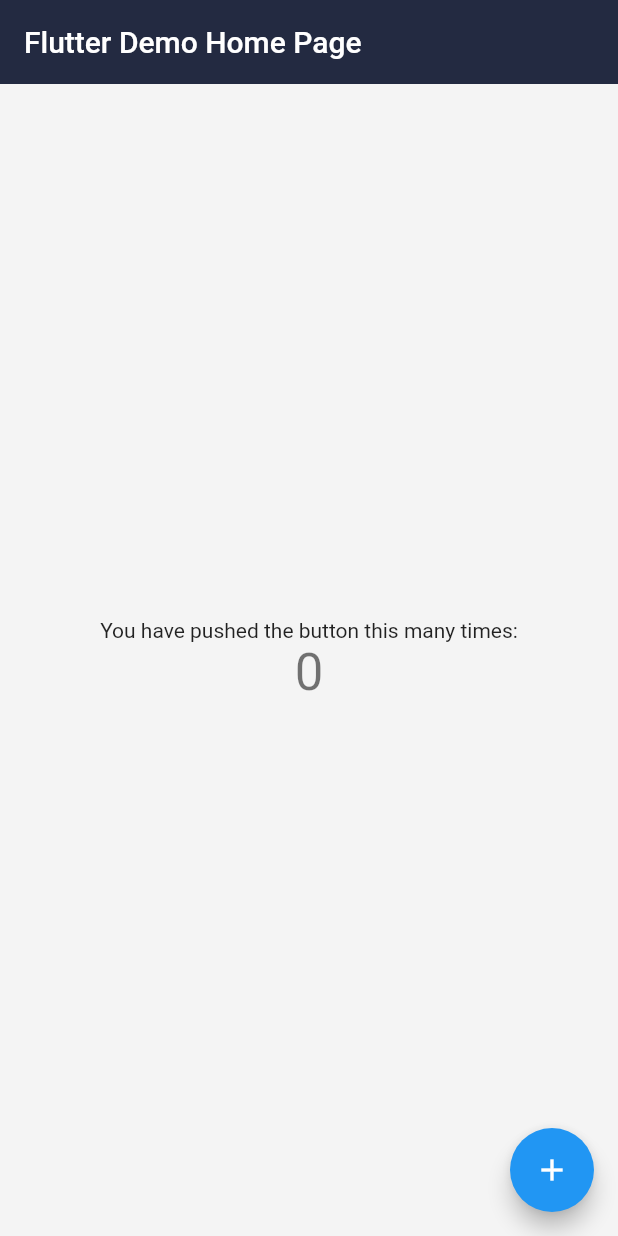
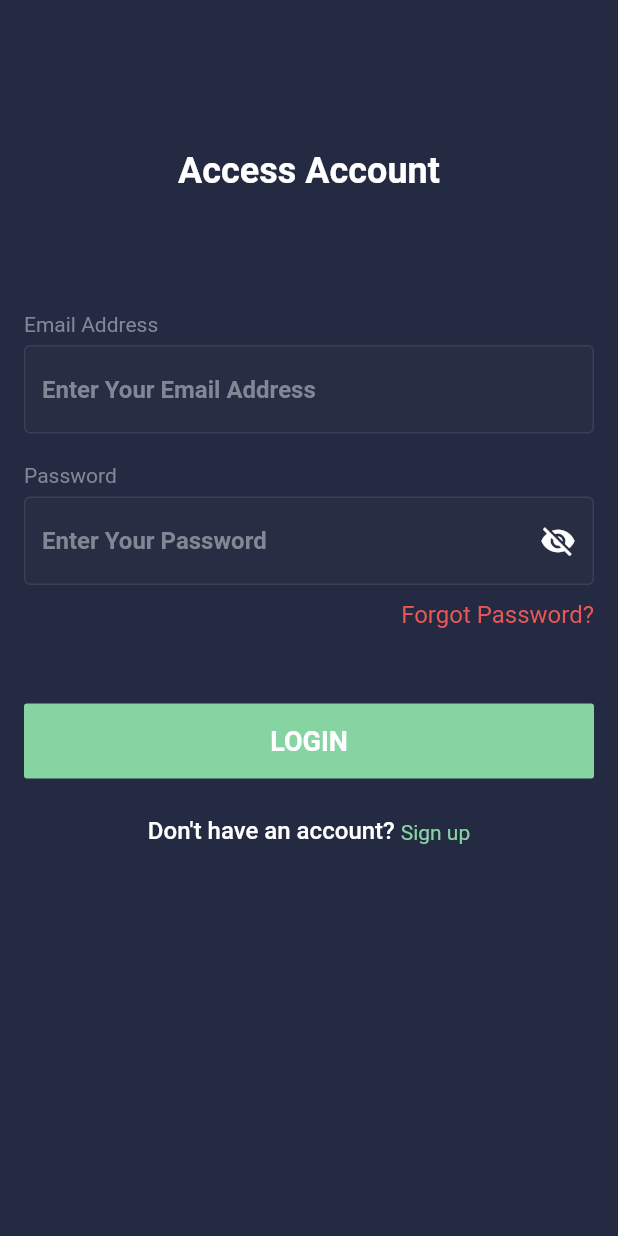
Before and after one commit to Manuelkpatsu/auth_stepper_ui, a Flutter app: the screen it shows after launch, on a phone screen of 412 x 824 dp. Run offline on Flutter 3.47's test engine with Material 2 defaults, Android fonts, the phone set to English and light mode, and no system bars.

Commit message:
Implement login screen

```diff
--- a/lib/main.dart
+++ b/lib/main.dart
@@ -1,5 +1,7 @@
 import 'package:auth_ui/theme/custom_theme.dart';
 import 'package:flutter/material.dart';
+
+import 'screen/auth/login/login_screen.dart';
 
 void main() {
   runApp(const MyApp());
@@ -14,50 +16,7 @@ class MyApp extends StatelessWidget {
       debugShowCheckedModeBanner: false,
       title: 'Flutter Demo',
       theme: CustomTheme.theme,
-      home: const MyHomePage(),
+      home: const LoginScreen(),
     );
   }
 }
-
-class MyHomePage extends StatefulWidget {
-  const MyHomePage({super.key});
-
-  @override
-  State<MyHomePage> createState() => _MyHomePageState();
-}
-
-class _MyHomePageState extends State<MyHomePage> {
-  int _counter = 0;
-
-  void _incrementCounter() {
-    setState(() {
-      _counter++;
-    });
-  }
-
-  @override
-  Widget build(BuildContext context) {
-    return Scaffold(
-      appBar: AppBar(
-        title: const Text('Flutter Demo Home Page'),
-      ),
-      body: Center(
-        child: Column(
-          mainAxisAlignment: MainAxisAlignment.center,
-          children: <Widget>[
-            const Text('You have pushed the button this many times:'),
-            Text(
-              '$_counter',
-              style: Theme.of(context).textTheme.headline4,
-            ),
-          ],
-        ),
-      ),
-      floatingActionButton: FloatingActionButton(
-        onPressed: _incrementCounter,
-        tooltip: 'Increment',
-        child: const Icon(Icons.add),
-      ),
-    );
-  }
-}
--- /dev/null
+++ b/lib/screen/auth/login/login_screen.dart
@@ -0,0 +1,90 @@
+import 'package:auth_ui/screen/widget/label_text.dart';
+import 'package:auth_ui/screen/widget/password_input_field.dart';
+import 'package:auth_ui/screen/widget/text_input_field.dart';
+import 'package:auth_ui/theme/custom_color.dart';
+import 'package:flutter/material.dart';
+
+import 'widget/create_new_account.dart';
+import 'widget/forgot_password_button.dart';
+import 'widget/login_button.dart';
+import 'widget/login_text.dart';
+
+class LoginScreen extends StatefulWidget {
+  const LoginScreen({Key? key}) : super(key: key);
+
+  @override
+  State<LoginScreen> createState() => _LoginScreenState();
+}
+
+class _LoginScreenState extends State<LoginScreen> {
+  final GlobalKey<FormState> _loginFormKey = GlobalKey<FormState>();
+  final TextEditingController _emailController = TextEditingController();
+  final TextEditingController _passwordController = TextEditingController();
+  bool _obscurePasswordText = true;
+
+  @override
+  void dispose() {
+    _emailController.dispose();
+    _passwordController.dispose();
+    super.dispose();
+  }
+
+  @override
+  Widget build(BuildContext context) {
+    return Scaffold(
+      backgroundColor: CustomColor.primaryColor,
+      body: SafeArea(
+        child: SingleChildScrollView(
+          padding: const EdgeInsets.symmetric(horizontal: 16),
+          child: Form(
+            key: _loginFormKey,
+            autovalidateMode: AutovalidateMode.onUserInteraction,
+            child: Column(
+              crossAxisAlignment: CrossAxisAlignment.center,
+              children: [
+                const SizedBox(height: 100),
+                const LoginText(),
+                const SizedBox(height: 80),
+                const Align(
+                  alignment: Alignment.centerLeft,
+                  child: LabelText(label: 'Email Address'),
+                ),
+                const SizedBox(height: 6),
+                TextInputField(
+                  controller: _emailController,
+                  hintText: 'Enter Your Email Address',
+                  inputAction: TextInputAction.next,
+                  inputType: TextInputType.emailAddress,
+                ),
+                const SizedBox(height: 20),
+                const Align(
+                  alignment: Alignment.centerLeft,
+                  child: LabelText(label: 'Password'),
+                ),
+                const SizedBox(height: 6),
+                PasswordInputField(
+                  controller: _passwordController,
+                  inputAction: TextInputAction.done,
+                  obscureText: _obscurePasswordText,
+                  hintText: 'Enter Your Password',
+                  toggle: () =>
+                      setState(() => _obscurePasswordText = !_obscurePasswordText),
+                ),
+                const SizedBox(height: 10),
+                ForgotPasswordButton(onTap: () {}),
+                const SizedBox(height: 50),
+                LoginButton(
+                  isLoading: false,
+                  onPressed: () {},
+                ),
+                const SizedBox(height: 25),
+                CreateNewAccount(onTap: () {}),
+                const SizedBox(height: 10),
+              ],
+            ),
+          ),
+        ),
+      ),
+    );
+  }
+}
--- /dev/null
+++ b/lib/screen/auth/login/widget/create_new_account.dart
@@ -0,0 +1,34 @@
+import 'package:auth_ui/theme/custom_color.dart';
+import 'package:flutter/material.dart';
+
+class CreateNewAccount extends StatelessWidget {
+  final VoidCallback? onTap;
+
+  const CreateNewAccount({Key? key, required this.onTap}) : super(key: key);
+
+  @override
+  Widget build(BuildContext context) {
+    return RichText(
+      textAlign: TextAlign.center,
+      text: TextSpan(
+        text: 'Don\'t have an account? ',
+        style: const TextStyle(
+          color: Colors.white,
+          fontSize: 16,
+          fontWeight: FontWeight.w500,
+        ),
+        children: [
+          WidgetSpan(
+            child: InkWell(
+              onTap: onTap,
+              child: const Text(
+                'Sign up',
+                style: TextStyle(color: CustomColor.btnColor),
+              ),
+            ),
+          ),
+        ],
+      ),
+    );
+  }
+}
--- /dev/null
+++ b/lib/screen/auth/login/widget/forgot_password_button.dart
@@ -0,0 +1,26 @@
+import 'package:auth_ui/theme/custom_color.dart';
+import 'package:flutter/material.dart';
+
+class ForgotPasswordButton extends StatelessWidget {
+  final VoidCallback? onTap;
+
+  const ForgotPasswordButton({Key? key, required this.onTap}) : super(key: key);
+
+  @override
+  Widget build(BuildContext context) {
+    return Align(
+      alignment: Alignment.centerRight,
+      child: InkWell(
+        onTap: onTap,
+        child: const Text(
+          'Forgot Password?',
+          style: TextStyle(
+            color: CustomColor.redColor,
+            fontSize: 16,
+            fontWeight: FontWeight.w400,
+          ),
+        ),
+      ),
+    );
+  }
+}
--- /dev/null
+++ b/lib/screen/auth/login/widget/login_button.dart
@@ -0,0 +1,15 @@
+import 'package:auth_ui/screen/widget/custom_button.dart';
+import 'package:flutter/material.dart';
+
+class LoginButton extends CustomButton {
+  LoginButton({
+    Key? key,
+    required VoidCallback onPressed,
+    required bool isLoading,
+  }) : super(
+          key: key,
+          onPressed: onPressed,
+          isLoading: isLoading,
+          widget: Text('Login'.toUpperCase()),
+        );
+}
--- /dev/null
+++ b/lib/screen/auth/login/widget/login_text.dart
@@ -0,0 +1,17 @@
+import 'package:flutter/material.dart';
+
+class LoginText extends StatelessWidget {
+  const LoginText({Key? key}) : super(key: key);
+
+  @override
+  Widget build(BuildContext context) {
+    return const Text(
+      'Access Account',
+      style: TextStyle(
+        color: Colors.white,
+        fontSize: 24,
+        fontWeight: FontWeight.bold,
+      ),
+    );
+  }
+}
--- /dev/null
+++ b/lib/screen/widget/circular_button_loader.dart
@@ -0,0 +1,19 @@
+import 'package:flutter/material.dart';
+
+class CircularButtonLoader extends StatelessWidget {
+  final Color color;
+
+  const CircularButtonLoader({Key? key, this.color = Colors.white}) : super(key: key);
+
+  @override
+  Widget build(BuildContext context) {
+    return const SizedBox(
+      height: 30,
+      width: 30,
+      child: CircularProgressIndicator(
+        valueColor: AlwaysStoppedAnimation<Color>(Colors.white),
+        strokeWidth: 3,
+      ),
+    );
+  }
+}
--- /dev/null
+++ b/lib/screen/widget/custom_button.dart
@@ -0,0 +1,24 @@
+import 'package:flutter/material.dart';
+
+import 'circular_button_loader.dart';
+
+class CustomButton extends StatelessWidget {
+  final VoidCallback? onPressed;
+  final Widget widget;
+  final bool isLoading;
+
+  const CustomButton({
+    Key? key,
+    required this.onPressed,
+    required this.widget,
+    this.isLoading = false,
+  }) : super(key: key);
+
+  @override
+  Widget build(BuildContext context) {
+    return ElevatedButton(
+      onPressed: onPressed,
+      child: isLoading ? const CircularButtonLoader() : widget,
+    );
+  }
+}
--- /dev/null
+++ b/lib/screen/widget/label_text.dart
@@ -0,0 +1,16 @@
+import 'package:auth_ui/theme/custom_color.dart';
+import 'package:flutter/material.dart';
+
+class LabelText extends StatelessWidget {
+  final String label;
+
+  const LabelText({Key? key, required this.label}) : super(key: key);
+
+  @override
+  Widget build(BuildContext context) {
+    return Text(
+      label,
+      style: const TextStyle(color: CustomColor.hintColor, fontSize: 14),
+    );
+  }
+}
--- /dev/null
+++ b/lib/screen/widget/password_input_field.dart
@@ -0,0 +1,71 @@
+import 'package:auth_ui/theme/custom_color.dart';
+import 'package:flutter/material.dart';
+
+class PasswordInputField extends StatelessWidget {
+  final TextEditingController controller;
+  final TextInputType? inputType;
+  final TextInputAction? inputAction;
+  final FormFieldValidator<String>? validator;
+  final TextCapitalization textCapitalization;
+  final String hintText;
+  final bool obscureText;
+  final VoidCallback? toggle;
+  final void Function(String)? onChanged;
+
+  const PasswordInputField({
+    Key? key,
+    required this.controller,
+    this.inputType,
+    this.inputAction,
+    this.validator,
+    required this.hintText,
+    this.obscureText = true,
+    this.toggle,
+    this.textCapitalization = TextCapitalization.none,
+    this.onChanged,
+  }) : super(key: key);
+
+  @override
+  Widget build(BuildContext context) {
+    return TextFormField(
+      controller: controller,
+      onChanged: onChanged,
+      cursorColor: Colors.white,
+      style: const TextStyle(
+        fontSize: 16,
+        color: Colors.white,
+        fontWeight: FontWeight.w600,
+      ),
+      decoration: InputDecoration(
+        border: OutlineInputBorder(
+          borderRadius: BorderRadius.circular(4),
+          borderSide: const BorderSide(color: CustomColor.borderColor),
+        ),
+        enabledBorder: OutlineInputBorder(
+          borderRadius: BorderRadius.circular(4),
+          borderSide: const BorderSide(color: CustomColor.borderColor),
+        ),
+        focusedBorder: OutlineInputBorder(
+          borderRadius: BorderRadius.circular(4),
+          borderSide: const BorderSide(color: CustomColor.btnColor),
+        ),
+        filled: true,
+        fillColor: CustomColor.fillColor,
+        hintText: hintText,
+        hintStyle: const TextStyle(fontSize: 16, color: CustomColor.hintColor),
+        suffixIcon: IconButton(
+          icon: obscureText
+              ? const Icon(Icons.visibility_off, color: Colors.white)
+              : const Icon(Icons.visibility, color: Colors.white),
+          onPressed: toggle,
+        ),
+      ),
+      obscuringCharacter: '●',
+      keyboardType: inputType,
+      textInputAction: inputAction,
+      obscureText: obscureText,
+      validator: validator,
+      textCapitalization: textCapitalization,
+    );
+  }
+}
--- /dev/null
+++ b/lib/screen/widget/text_input_field.dart
@@ -0,0 +1,96 @@
+import 'package:auth_ui/theme/custom_color.dart';
+import 'package:flutter/material.dart';
+import 'package:flutter/services.dart';
+
+class TextInputField extends StatelessWidget {
+  final TextEditingController controller;
+  final TextInputType? inputType;
+  final TextInputAction? inputAction;
+  final FormFieldValidator<String>? validator;
+  final TextCapitalization textCapitalization;
+  final String hintText;
+  final Widget? suffixIcon;
+  final Widget? prefixIcon;
+  final void Function(String)? onChanged;
+  final int? maxLines;
+  final List<TextInputFormatter>? inputFormatters;
+  final Iterable<String>? autofillHints;
+  final void Function()? onTap;
+  final void Function(String?)? onSaved;
+  final bool autofocus;
+  final EdgeInsetsGeometry? contentPadding;
+  final bool? enabled;
+  final bool readOnly;
+  final void Function(String)? onFieldSubmitted;
+
+  const TextInputField({
+    Key? key,
+    required this.controller,
+    this.inputType,
+    this.inputAction,
+    this.validator,
+    required this.hintText,
+    this.suffixIcon,
+    this.prefixIcon,
+    this.textCapitalization = TextCapitalization.none,
+    this.onChanged,
+    this.maxLines,
+    this.inputFormatters,
+    this.autofillHints,
+    this.onTap,
+    this.onSaved,
+    this.autofocus = false,
+    this.contentPadding,
+    this.enabled,
+    this.readOnly = false,
+    this.onFieldSubmitted,
+  }) : super(key: key);
+
+  @override
+  Widget build(BuildContext context) {
+    return TextFormField(
+      autofocus: autofocus,
+      controller: controller,
+      cursorColor: Colors.white,
+      onChanged: onChanged,
+      style: const TextStyle(
+        fontSize: 16,
+        color: Colors.white,
+        fontWeight: FontWeight.w600,
+      ),
+      inputFormatters: inputFormatters,
+      autofillHints: autofillHints,
+      onTap: onTap,
+      onSaved: onSaved,
+      enabled: enabled,
+      readOnly: readOnly,
+      onFieldSubmitted: onFieldSubmitted,
+      decoration: InputDecoration(
+        contentPadding: contentPadding,
+        border: OutlineInputBorder(
+          borderRadius: BorderRadius.circular(4),
+          borderSide: const BorderSide(color: CustomColor.borderColor),
+        ),
+        enabledBorder: OutlineInputBorder(
+          borderRadius: BorderRadius.circular(4),
+          borderSide: const BorderSide(color: CustomColor.borderColor),
+        ),
+        focusedBorder: OutlineInputBorder(
+          borderRadius: BorderRadius.circular(4),
+          borderSide: const BorderSide(color: CustomColor.btnColor),
+        ),
+        filled: true,
+        fillColor: CustomColor.fillColor,
+        hintText: hintText,
+        hintStyle: const TextStyle(fontSize: 16, color: CustomColor.hintColor),
+        suffixIcon: suffixIcon,
+        prefixIcon: prefixIcon,
+      ),
+      keyboardType: inputType,
+      textInputAction: inputAction,
+      validator: validator,
+      textCapitalization: textCapitalization,
+      maxLines: maxLines,
+    );
+  }
+}
--- a/lib/theme/custom_color.dart
+++ b/lib/theme/custom_color.dart
@@ -8,4 +8,6 @@ class CustomColor {
   static const Color borderColor = Color(0xff3a4053);
   static const Color greyColor = Color(0xffc3c5cf);
   static const Color yellowColor = Color(0xffcea351);
+  static const Color redColor = Color(0xffeb5757);
+  static const Color fillColor = Color(0xff272e43);
 }
--- a/lib/theme/custom_theme.dart
+++ b/lib/theme/custom_theme.dart
@@ -16,12 +16,12 @@ class CustomTheme {
       ),
       elevatedButtonTheme: ElevatedButtonThemeData(
         style: ElevatedButton.styleFrom(
-          backgroundColor: CustomColor.primaryColor,
+          backgroundColor: CustomColor.btnColor,
           elevation: 0,
           foregroundColor: Colors.white,
-          textStyle: const TextStyle(fontWeight: FontWeight.w600, fontSize: 16),
+          textStyle: const TextStyle(fontWeight: FontWeight.bold, fontSize: 18),
           shape: const RoundedRectangleBorder(
-            borderRadius: BorderRadius.all(Radius.circular(8)),
+            borderRadius: BorderRadius.all(Radius.circular(2)),
           ),
           minimumSize: const Size(double.infinity, 50),
         ),
```
